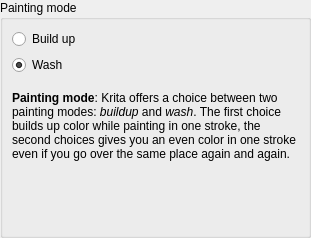
This is plugins/paintops/libpaintop/forms/wdgincremental.ui in KDE/krita as Qt 5 draws it before an edit. The edited form follows.
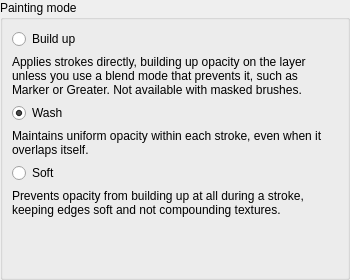
This is the edited form.

Commit message: Implement Soft painting mode

Patch:
```diff
--- a/plugins/paintops/libpaintop/forms/wdgincremental.ui
+++ b/plugins/paintops/libpaintop/forms/wdgincremental.ui
@@ -10,8 +10,8 @@
    <rect>
     <x>0</x>
     <y>0</y>
-    <width>311</width>
-    <height>238</height>
+    <width>350</width>
+    <height>280</height>
    </rect>
   </property>
   <layout class="QVBoxLayout" name="verticalLayout">
@@ -29,15 +29,25 @@
      <property name="checked">
       <bool>false</bool>
      </property>
-     <layout class="QGridLayout" name="gridLayout_2">
-      <item column="0" row="0">
+     <layout class="QVBoxLayout" name="verticalLayout_2">
+      <item>
        <widget class="QRadioButton" name="radioBuildup">
         <property name="text">
          <string>Build up</string>
         </property>
        </widget>
       </item>
-      <item column="0" row="1">
+      <item>
+       <widget class="QLabel" name="lblBuildup">
+        <property name="text">
+         <string>Applies strokes directly, building up opacity on the layer unless you use a blend mode that prevents it, such as Marker or Greater. Not available with masked brushes.</string>
+        </property>
+        <property name="wordWrap">
+         <bool>true</bool>
+        </property>
+       </widget>
+      </item>
+      <item>
        <widget class="QRadioButton" name="radioWash">
         <property name="text">
          <string>Wash</string>
@@ -47,49 +57,42 @@
         </property>
        </widget>
       </item>
-      <item column="0" row="3">
-       <widget class="QLabel" name="label">
-        <property name="toolTip">
-         <string>&lt;html&gt;
-&lt;p&gt;&lt;b&gt;Note:&lt;/b&gt; this is the same thing as the &quot;incremental&quot; option in the Krita 1.6 freehand tool options.&lt;/p&gt;&lt;/html&gt;</string>
+      <item>
+       <widget class="QLabel" name="lblWash">
+        <property name="text">
+         <string>Maintains uniform opacity within each stroke, even when it overlaps itself.</string>
         </property>
+        <property name="wordWrap">
+         <bool>true</bool>
+        </property>
+       </widget>
+      </item>
+      <item>
+       <widget class="QRadioButton" name="radioSoft">
         <property name="text">
-         <string>&lt;html&gt;
-&lt;p&gt;&lt;b&gt;Painting mode&lt;/b&gt;: Krita offers a choice between two painting modes: &lt;i&gt;buildup&lt;/i&gt; and &lt;i&gt;wash&lt;/i&gt;. The first choice builds up color while painting in one stroke, the second choices gives you an even color in one stroke even if you go over the same place again and again.&lt;/p&gt;&lt;/html&gt;</string>
+         <string>Soft</string>
         </property>
-        <property name="textFormat">
-         <enum>Qt::RichText</enum>
+       </widget>
+      </item>
+      <item>
+       <widget class="QLabel" name="lblSoft">
+        <property name="text">
+         <string>Prevents opacity from building up at all during a stroke, keeping edges soft and not compounding textures.</string>
         </property>
         <property name="wordWrap">
          <bool>true</bool>
         </property>
        </widget>
       </item>
-      <item column="0" row="4">
+      <item>
        <spacer name="verticalSpacer">
         <property name="orientation">
          <enum>Qt::Vertical</enum>
         </property>
         <property name="sizeHint" stdset="0">
          <size>
-          <width>20</width>
-          <height>40</height>
-         </size>
-        </property>
-       </spacer>
-      </item>
-      <item column="0" row="2">
-       <spacer name="verticalSpacer_2">
-        <property name="orientation">
-         <enum>Qt::Vertical</enum>
-        </property>
-        <property name="sizeType">
-         <enum>QSizePolicy::Fixed</enum>
-        </property>
-        <property name="sizeHint" stdset="0">
-         <size>
-          <width>20</width>
-          <height>10</height>
+          <width>0</width>
+          <height>0</height>
          </size>
         </property>
        </spacer>
```
Left out of the diff: 13 changed lines with no effect on the pictures. The commit also changes 26 other files.
